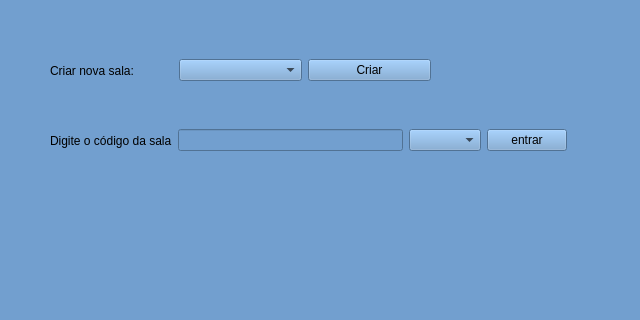
Before: the Qt Designer form TelaPrincipal.ui in JonhLucas/Projeto-redes, drawn with Qt 5; both pictures show x 0 to 640 and y 0 to 320 of the 640 by 480 pixel window.
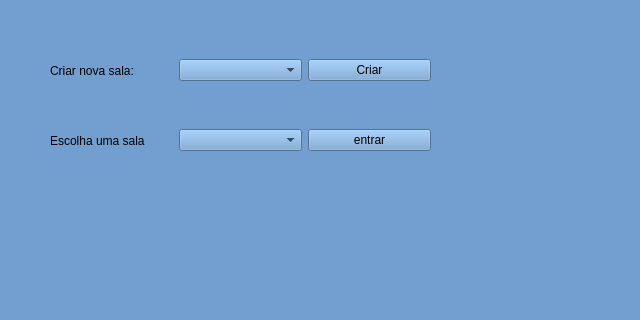
After: the same form once the commit is applied.

```diff
--- a/TelaPrincipal.ui
+++ b/TelaPrincipal.ui
@@ -60,7 +60,7 @@
       <rect>
        <x>130</x>
        <y>170</y>
-       <width>517</width>
+       <width>381</width>
        <height>41</height>
       </rect>
      </property>
@@ -68,13 +68,10 @@
       <item>
        <widget class="QLabel" name="label_2">
         <property name="text">
-         <string>Digite o código da sala</string>
+         <string>Escolha uma sala</string>
         </property>
        </widget>
       </item>
-      <item>
-       <widget class="QLineEdit" name="lineEdit"/>
-      </item>
       <item>
        <widget class="QComboBox" name="comboBox_2"/>
       </item>
```
Left out of the diff: 48 changed lines with no effect on the pictures.
